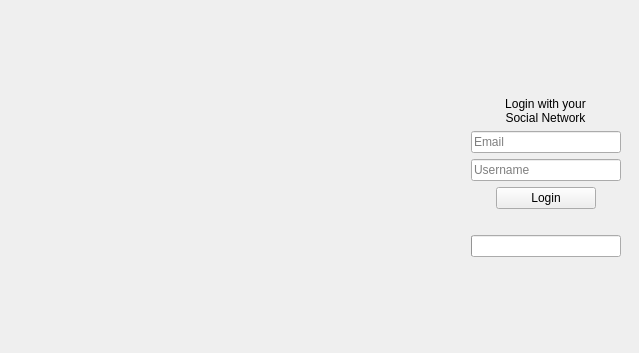
cjwhome/go3treksQt, file loginwidget.ui: the form before one commit.
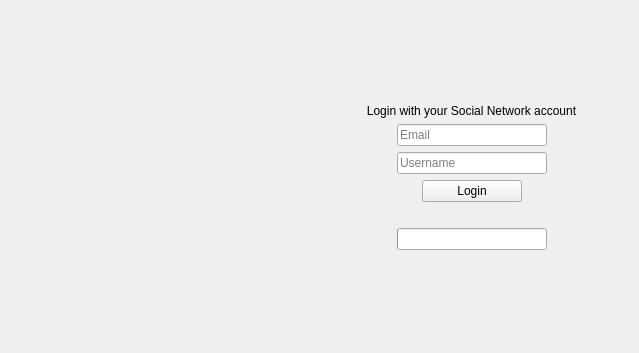
The form after the commit.

The edit to the form file:
```diff
--- a/loginwidget.ui
+++ b/loginwidget.ui
@@ -18,102 +18,11 @@
     <widget class="QLabel" name="imageHolder"/>
    </item>
    <item>
-    <layout class="QGridLayout" name="gridLayout">
+    <layout class="QVBoxLayout" name="verticalLayout">
      <property name="rightMargin">
       <number>7</number>
      </property>
-     <item row="7" column="0" rowspan="2">
-      <widget class="QProgressBar" name="loginProgressBar">
-       <property name="sizePolicy">
-        <sizepolicy hsizetype="Fixed" vsizetype="Fixed">
-         <horstretch>0</horstretch>
-         <verstretch>0</verstretch>
-        </sizepolicy>
-       </property>
-       <property name="minimumSize">
-        <size>
-         <width>150</width>
-         <height>0</height>
-        </size>
-       </property>
-       <property name="maximumSize">
-        <size>
-         <width>150</width>
-         <height>16777215</height>
-        </size>
-       </property>
-      </widget>
-     </item>
-     <item row="9" column="0">
-      <spacer name="verticalSpacer">
-       <property name="orientation">
-        <enum>Qt::Vertical</enum>
-       </property>
-       <property name="sizeHint" stdset="0">
-        <size>
-         <width>150</width>
-         <height>40</height>
-        </size>
-       </property>
-      </spacer>
-     </item>
-     <item row="3" column="0" alignment="Qt::AlignHCenter">
-      <widget class="QLineEdit" name="usernameBox">
-       <property name="sizePolicy">
-        <sizepolicy hsizetype="Fixed" vsizetype="Fixed">
-         <horstretch>0</horstretch>
-         <verstretch>0</verstretch>
-        </sizepolicy>
-       </property>
-       <property name="minimumSize">
-        <size>
-         <width>150</width>
-         <height>0</height>
-        </size>
-       </property>
-       <property name="maximumSize">
-        <size>
-         <width>150</width>
-         <height>16777215</height>
-        </size>
-       </property>
-       <property name="frame">
-        <bool>true</bool>
-       </property>
-       <property name="placeholderText">
-        <string>Username</string>
-       </property>
-      </widget>
-     </item>
-     <item row="5" column="0" alignment="Qt::AlignHCenter">
-      <widget class="QPushButton" name="checkLoginButton">
-       <property name="sizePolicy">
-        <sizepolicy hsizetype="Fixed" vsizetype="Fixed">
-         <horstretch>0</horstretch>
-         <verstretch>0</verstretch>
-        </sizepolicy>
-       </property>
-       <property name="minimumSize">
-        <size>
-         <width>100</width>
-         <height>0</height>
-        </size>
-       </property>
-       <property name="maximumSize">
-        <size>
-         <width>100</width>
-         <height>16777215</height>
-        </size>
-       </property>
-       <property name="text">
-        <string>Login</string>
-       </property>
-       <property name="autoDefault">
-        <bool>true</bool>
-       </property>
-      </widget>
-     </item>
-     <item row="0" column="0">
+     <item>
       <spacer name="verticalSpacer_2">
        <property name="orientation">
         <enum>Qt::Vertical</enum>
@@ -126,14 +35,8 @@
        </property>
       </spacer>
      </item>
-     <item row="1" column="0" alignment="Qt::AlignHCenter">
+     <item alignment="Qt::AlignHCenter">
       <widget class="QLabel" name="label">
-       <property name="sizePolicy">
-        <sizepolicy hsizetype="Expanding" vsizetype="Preferred">
-         <horstretch>0</horstretch>
-         <verstretch>0</verstretch>
-        </sizepolicy>
-       </property>
        <property name="text">
         <string>Login with your Social Network account</string>
        </property>
@@ -144,11 +47,92 @@
         <set>Qt::AlignCenter</set>
        </property>
        <property name="wordWrap">
+        <bool>false</bool>
+       </property>
+      </widget>
+     </item>
+     <item alignment="Qt::AlignHCenter">
+      <widget class="QLineEdit" name="passwordBox">
+       <property name="sizePolicy">
+        <sizepolicy hsizetype="Fixed" vsizetype="Fixed">
+         <horstretch>0</horstretch>
+         <verstretch>0</verstretch>
+        </sizepolicy>
+       </property>
+       <property name="minimumSize">
+        <size>
+         <width>150</width>
+         <height>0</height>
+        </size>
+       </property>
+       <property name="maximumSize">
+        <size>
+         <width>150</width>
+         <height>16777215</height>
+        </size>
+       </property>
+       <property name="placeholderText">
+        <string>Email</string>
+       </property>
+      </widget>
+     </item>
+     <item alignment="Qt::AlignHCenter">
+      <widget class="QLineEdit" name="usernameBox">
+       <property name="sizePolicy">
+        <sizepolicy hsizetype="Fixed" vsizetype="Fixed">
+         <horstretch>0</horstretch>
+         <verstretch>0</verstretch>
+        </sizepolicy>
+       </property>
+       <property name="minimumSize">
+        <size>
+         <width>150</width>
+         <height>0</height>
+        </size>
+       </property>
+       <property name="maximumSize">
+        <size>
+         <width>150</width>
+         <height>16777215</height>
+        </size>
+       </property>
+       <property name="frame">
         <bool>true</bool>
        </property>
+       <property name="placeholderText">
+        <string>Username</string>
+       </property>
       </widget>
      </item>
-     <item row="6" column="0">
+     <item alignment="Qt::AlignHCenter">
+      <widget class="QPushButton" name="checkLoginButton">
+       <property name="sizePolicy">
+        <sizepolicy hsizetype="Fixed" vsizetype="Fixed">
+         <horstretch>0</horstretch>
+         <verstretch>0</verstretch>
+        </sizepolicy>
+       </property>
+       <property name="minimumSize">
+        <size>
+         <width>100</width>
+         <height>0</height>
+        </size>
+       </property>
+       <property name="maximumSize">
+        <size>
+         <width>100</width>
+         <height>16777215</height>
+        </size>
+       </property>
+       <property name="text">
+        <string>Login</string>
+       </property>
+       <property name="autoDefault">
+        <bool>true</bool>
+       </property>
+      </widget>
+     </item>
+     <item>
       <spacer name="verticalSpacer_3">
        <property name="orientation">
         <enum>Qt::Vertical</enum>
@@ -164,14 +148,8 @@
        </property>
       </spacer>
      </item>
-     <item row="2" column="0">
-      <widget class="QLineEdit" name="passwordBox">
-       <property name="sizePolicy">
-        <sizepolicy hsizetype="Fixed" vsizetype="Fixed">
-         <horstretch>0</horstretch>
-         <verstretch>0</verstretch>
-        </sizepolicy>
-       </property>
+     <item alignment="Qt::AlignHCenter">
+      <widget class="QProgressBar" name="loginProgressBar">
        <property name="minimumSize">
         <size>
          <width>150</width>
@@ -184,11 +162,24 @@
          <height>16777215</height>
         </size>
        </property>
-       <property name="placeholderText">
-        <string>Email</string>
+       <property name="alignment">
+        <set>Qt::AlignCenter</set>
        </property>
       </widget>
      </item>
+     <item>
+      <spacer name="verticalSpacer">
+       <property name="orientation">
+        <enum>Qt::Vertical</enum>
+       </property>
+       <property name="sizeHint" stdset="0">
+        <size>
+         <width>150</width>
+         <height>40</height>
+        </size>
+       </property>
+      </spacer>
+     </item>
     </layout>
    </item>
   </layout>
```
